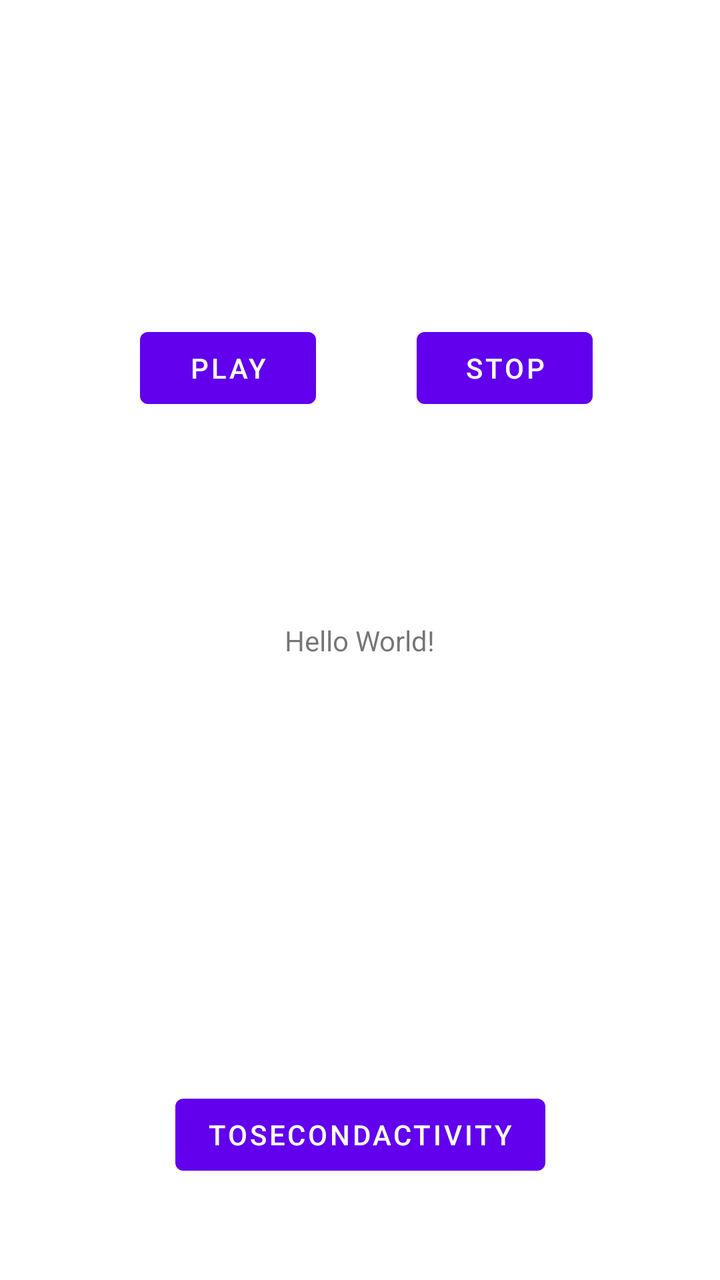
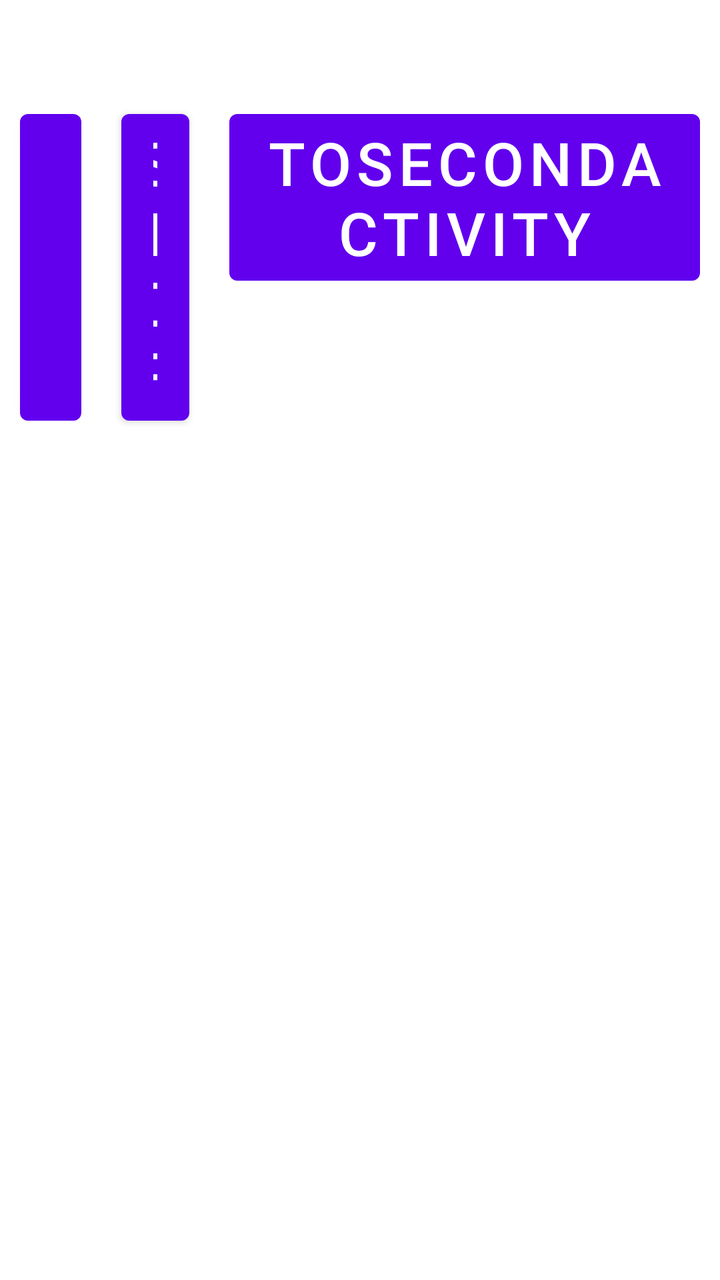

Before-and-after screenshots of an Android layout around one commit, followed by the original layout XML and the change that was made.
<!-- AndroidManifest.xml: application theme Theme.MyAutoApplication -->
<!-- res/layout/activity_main.xml -->
<?xml version="1.0" encoding="utf-8"?>
<androidx.constraintlayout.widget.ConstraintLayout xmlns:android="http://schemas.android.com/apk/res/android"
    xmlns:app="http://schemas.android.com/apk/res-auto"
    xmlns:tools="http://schemas.android.com/tools"
    android:layout_width="match_parent"
    android:layout_height="match_parent"
    tools:context=".MainActivity">

    <TextView
        android:id="@+id/textView"
        android:layout_width="wrap_content"
        android:layout_height="wrap_content"
        android:text="Hello World!"
        app:layout_constraintBottom_toBottomOf="parent"
        app:layout_constraintLeft_toLeftOf="parent"
        app:layout_constraintRight_toRightOf="parent"
        app:layout_constraintTop_toTopOf="parent" />

    <TextView
        android:id="@+id/infoView"
        android:layout_width="0dp"
        android:layout_height="9dp"
        android:text=""
        app:layout_constraintBottom_toBottomOf="parent"
        app:layout_constraintEnd_toEndOf="parent"
        app:layout_constraintHorizontal_bias="0.498"
        app:layout_constraintStart_toStartOf="parent"
        app:layout_constraintTop_toTopOf="parent"
        app:layout_constraintVertical_bias="0.72"
        tools:ignore="MissingConstraints" />

    <Button
        android:id="@+id/butToActivity"
        android:layout_width="wrap_content"
        android:layout_height="wrap_content"
        android:text="@string/to_second_activity"
        app:layout_constraintBottom_toBottomOf="parent"
        app:layout_constraintEnd_toEndOf="parent"
        app:layout_constraintStart_toStartOf="parent"
        app:layout_constraintTop_toTopOf="parent"
        app:layout_constraintVertical_bias="0.918"
        tools:ignore="MissingConstraints" />

    <Button
        android:id="@+id/butPlay"
        android:layout_width="wrap_content"
        android:layout_height="wrap_content"
        android:layout_marginTop="124dp"
        android:text="@string/play_source"
        app:layout_constraintBottom_toTopOf="@+id/textView"
        app:layout_constraintEnd_toStartOf="@+id/butStop"
        app:layout_constraintHorizontal_bias="0.581"
        app:layout_constraintStart_toStartOf="parent"
        app:layout_constraintTop_toTopOf="parent"
        app:layout_constraintVertical_bias="0.26" />

    <Button
        android:id="@+id/butStop"
        android:layout_width="wrap_content"
        android:layout_height="wrap_content"
        android:layout_marginTop="124dp"
        android:text="@string/stop_source"
        app:layout_constraintBottom_toTopOf="@+id/textView"
        app:layout_constraintEnd_toStartOf="@+id/butPlay"
        app:layout_constraintHorizontal_bias="0.401"
        app:layout_constraintStart_toEndOf="parent"
        app:layout_constraintTop_toTopOf="parent"
        app:layout_constraintVertical_bias="0.26" />

</androidx.constraintlayout.widget.ConstraintLayout>
<!-- resources referenced by this layout -->
<resources>
  <string name="play_source">Play</string>
  <string name="stop_source">Stop</string>
  <string name="to_second_activity">ToSecondActivity</string>
  <style name="Theme.MyAutoApplication" parent="Theme.MaterialComponents.DayNight.DarkActionBar">
          
          <item name="colorPrimary">@color/purple_500</item>
          <item name="colorPrimaryVariant">@color/purple_700</item>
          <item name="colorOnPrimary">@color/white</item>
          
          <item name="colorSecondary">@color/teal_200</item>
          <item name="colorSecondaryVariant">@color/teal_700</item>
          <item name="colorOnSecondary">@color/black</item>
          
          <item name="android:statusBarColor" tools:targetApi="l">?attr/colorPrimaryVariant</item>
          
      </style>
  <color name="purple_500">#FF6200EE</color>
  <color name="purple_700">#FF3700B3</color>
  <color name="white">#FFFFFFFF</color>
  <color name="teal_200">#FF03DAC5</color>
  <color name="teal_700">#FF018786</color>
  <color name="black">#FF000000</color>
</resources>

<!-- the commit's change to res/layout/activity_main.xml (unified diff, before → after) -->
@@ -1,70 +1,86 @@
 <?xml version="1.0" encoding="utf-8"?>
-<androidx.constraintlayout.widget.ConstraintLayout xmlns:android="http://schemas.android.com/apk/res/android"
+<FrameLayout xmlns:android="http://schemas.android.com/apk/res/android"
     xmlns:app="http://schemas.android.com/apk/res-auto"
     xmlns:tools="http://schemas.android.com/tools"
     android:layout_width="match_parent"
     android:layout_height="match_parent"
     tools:context=".MainActivity">
 
-    <TextView
-        android:id="@+id/textView"
-        android:layout_width="wrap_content"
-        android:layout_height="wrap_content"
-        android:text="Hello World!"
-        app:layout_constraintBottom_toBottomOf="parent"
-        app:layout_constraintLeft_toLeftOf="parent"
-        app:layout_constraintRight_toRightOf="parent"
-        app:layout_constraintTop_toTopOf="parent" />
+    <LinearLayout
+        android:layout_width="match_parent"
+        android:layout_height="match_parent"
+        android:orientation="vertical">
 
-    <TextView
-        android:id="@+id/infoView"
-        android:layout_width="0dp"
-        android:layout_height="9dp"
-        android:text=""
-        app:layout_constraintBottom_toBottomOf="parent"
-        app:layout_constraintEnd_toEndOf="parent"
-        app:layout_constraintHorizontal_bias="0.498"
-        app:layout_constraintStart_toStartOf="parent"
-        app:layout_constraintTop_toTopOf="parent"
-        app:layout_constraintVertical_bias="0.72"
-        tools:ignore="MissingConstraints" />
+        <LinearLayout
+            android:layout_width="match_parent"
+            android:layout_height="wrap_content"
+            android:orientation="horizontal">
 
-    <Button
-        android:id="@+id/butToActivity"
-        android:layout_width="wrap_content"
-        android:layout_height="wrap_content"
-        android:text="@string/to_second_activity"
-        app:layout_constraintBottom_toBottomOf="parent"
-        app:layout_constraintEnd_toEndOf="parent"
-        app:layout_constraintStart_toStartOf="parent"
-        app:layout_constraintTop_toTopOf="parent"
-        app:layout_constraintVertical_bias="0.918"
-        tools:ignore="MissingConstraints" />
+            <Button
+                android:id="@+id/butPlay"
+                android:layout_width="wrap_content"
+                android:layout_height="wrap_content"
+                android:layout_marginLeft="10dp"
+                android:layout_marginTop="51dp"
+                android:layout_marginRight="10dp"
+                android:layout_weight="1"
+                android:text="@string/play_source"
+                android:textSize="30sp" />
 
-    <Button
-        android:id="@+id/butPlay"
-        android:layout_width="wrap_content"
-        android:layout_height="wrap_content"
-        android:layout_marginTop="124dp"
-        android:text="@string/play_source"
-        app:layout_constraintBottom_toTopOf="@+id/textView"
-        app:layout_constraintEnd_toStartOf="@+id/butStop"
-        app:layout_constraintHorizontal_bias="0.581"
-        app:layout_constraintStart_toStartOf="parent"
-        app:layout_constraintTop_toTopOf="parent"
-        app:layout_constraintVertical_bias="0.26" />
+            <Button
+                android:id="@+id/butStop"
+                android:layout_width="wrap_content"
+                android:layout_height="wrap_content"
+                android:layout_marginTop="51dp"
+                android:text="@string/stop_source"
+                android:textSize="30sp"
+                android:layout_weight="1"
+                android:layout_marginLeft="10dp"
+                android:layout_marginRight="10dp"/>
 
-    <Button
-        android:id="@+id/butStop"
-        android:layout_width="wrap_content"
-        android:layout_height="wrap_content"
-        android:layout_marginTop="124dp"
-        android:text="@string/stop_source"
-        app:layout_constraintBottom_toTopOf="@+id/textView"
-        app:layout_constraintEnd_toStartOf="@+id/butPlay"
-        app:layout_constraintHorizontal_bias="0.401"
-        app:layout_constraintStart_toEndOf="parent"
-        app:layout_constraintTop_toTopOf="parent"
-        app:layout_constraintVertical_bias="0.26" />
+            <Button
+                android:id="@+id/butToActivity"
+                android:layout_width="wrap_content"
+                android:layout_height="wrap_content"
+                android:layout_marginTop="51dp"
+                android:text="@string/to_second_activity"
+                android:textSize="30sp"
+                android:layout_weight="1"
+                android:layout_marginLeft="10dp"
+                android:layout_marginRight="10dp"/>
 
-</androidx.constraintlayout.widget.ConstraintLayout>
+        </LinearLayout>
+
+        <TextView
+            android:id="@+id/infoView"
+            android:layout_width="match_parent"
+            android:layout_height="50dp"
+            android:layout_marginTop="51dp"
+            android:text=""
+            app:layout_constraintBottom_toBottomOf="parent"
+            app:layout_constraintEnd_toEndOf="parent"
+            app:layout_constraintHorizontal_bias="0.0"
+            app:layout_constraintStart_toStartOf="parent"
+            app:layout_constraintTop_toTopOf="parent"
+            app:layout_constraintVertical_bias="0.205"
+            tools:ignore="MissingConstraints" />
+
+        <ListView
+            android:id="@+id/audioList"
+            android:clickable="true"
+            android:layout_width="match_parent"
+            android:layout_height="match_parent"
+            app:layout_constraintBottom_toBottomOf="parent"
+            app:layout_constraintEnd_toEndOf="parent"
+            app:layout_constraintHorizontal_bias="0.0"
+            app:layout_constraintStart_toStartOf="parent"
+            app:layout_constraintTop_toBottomOf="@+id/infoView"
+            app:layout_constraintTop_toTopOf="@+id/infoView"
+            app:layout_constraintVertical_bias="0.0"
+            tools:ignore="MissingConstraints"
+            android:layout_marginLeft="10dp"
+            android:layout_marginRight="10dp"/>
+
+    </LinearLayout>
+
+</FrameLayout>
<!-- resource entries referenced after the edit -->
@@ -13,7 +13,7 @@
           <item name="colorSecondaryVariant">@color/teal_700</item>
           <item name="colorOnSecondary">@color/black</item>
           
-          <item name="android:statusBarColor" tools:targetApi="l">?attr/colorPrimaryVariant</item>
+          <item name="android:statusBarColor">?attr/colorPrimaryVariant</item>
           
       </style>
   <color name="purple_500">#FF6200EE</color>
